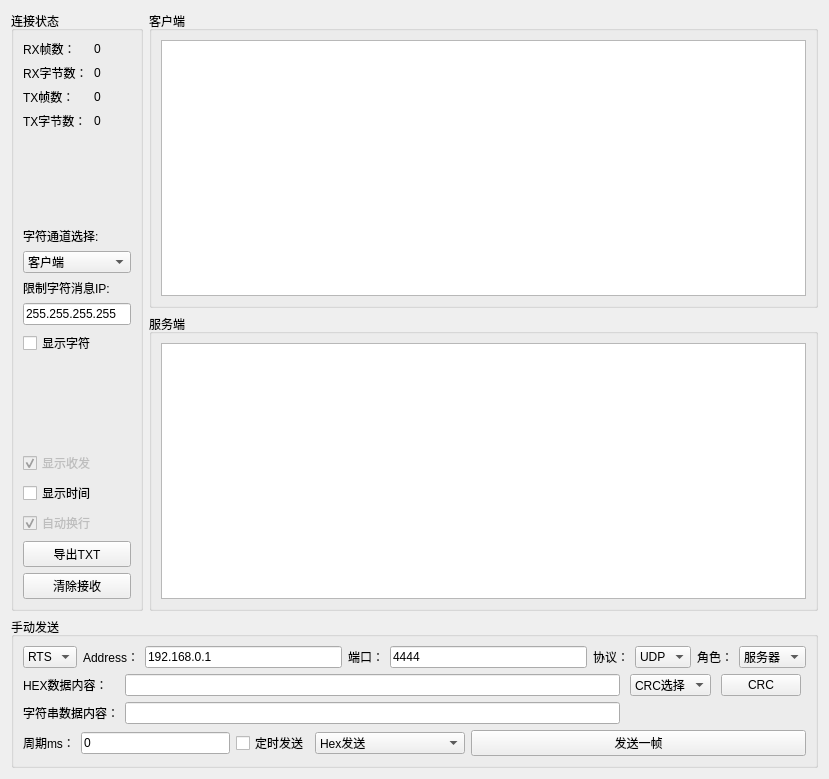
aron566/EOL_CAN_Tool, file network_window/network_window.ui: the form before one commit.
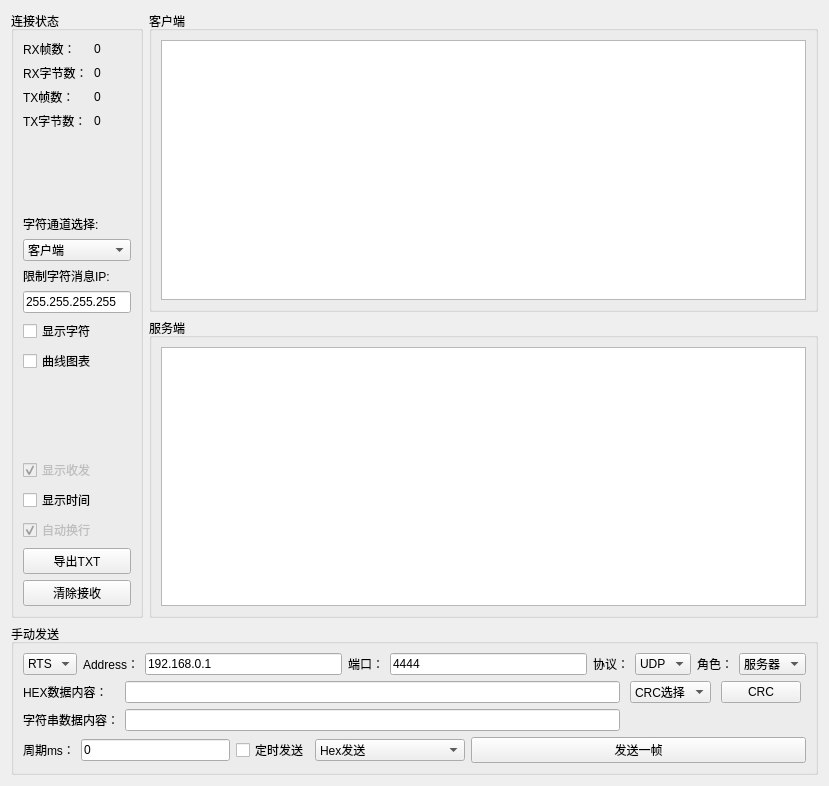
The form after the commit.

Commit message: <feat>: <v1.2.15版本支持net can数据进数据曲线图表>

```diff
--- a/network_window/network_window.ui
+++ b/network_window/network_window.ui
@@ -7,7 +7,7 @@
     <x>0</x>
     <y>0</y>
     <width>829</width>
-    <height>779</height>
+    <height>786</height>
    </rect>
   </property>
   <property name="windowTitle">
@@ -180,7 +180,7 @@
         <item>
          <widget class="QCheckBox" name="display_str_checkBox">
           <property name="sizePolicy">
-           <sizepolicy hsizetype="Preferred" vsizetype="Fixed">
+           <sizepolicy hsizetype="Fixed" vsizetype="Fixed">
             <horstretch>0</horstretch>
             <verstretch>0</verstretch>
            </sizepolicy>
@@ -190,6 +190,19 @@
           </property>
          </widget>
         </item>
+        <item>
+         <widget class="QCheckBox" name="net_wave_checkBox">
+          <property name="sizePolicy">
+           <sizepolicy hsizetype="Fixed" vsizetype="Fixed">
+            <horstretch>0</horstretch>
+            <verstretch>0</verstretch>
+           </sizepolicy>
+          </property>
+          <property name="text">
+           <string>曲线图表</string>
+          </property>
+         </widget>
+        </item>
         <item>
          <spacer name="verticalSpacer">
           <property name="orientation">
```
The commit also changes 11 other files.
